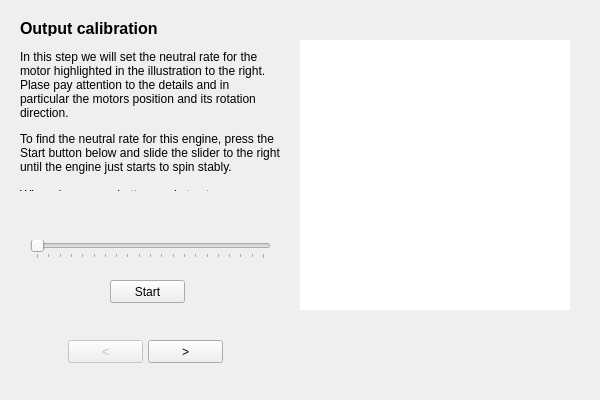
The window that ground/openpilotgcs/src/plugins/setupwizard/pages/outputcalibrationpage.ui (openpilot/OpenPilot) describes before a commit, drawn with Qt 5.
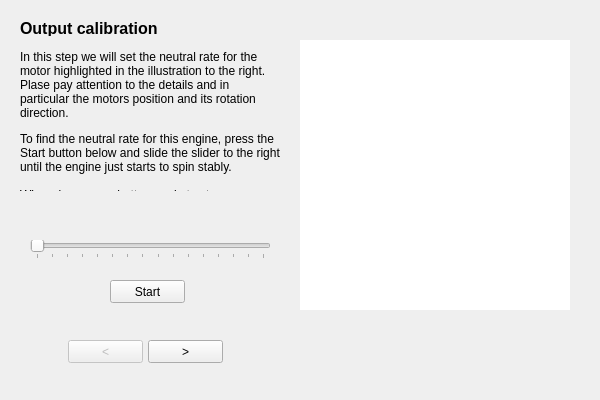
The same window after the commit. The open tabs and pages were chosen to show the change.

What changed in the file:
```diff
--- a/ground/openpilotgcs/src/plugins/setupwizard/pages/outputcalibrationpage.ui
+++ b/ground/openpilotgcs/src/plugins/setupwizard/pages/outputcalibrationpage.ui
@@ -95,7 +95,7 @@
       <number>1000</number>
      </property>
      <property name="maximum">
-      <number>1400</number>
+      <number>1300</number>
      </property>
      <property name="singleStep">
       <number>10</number>
```
Left out of the diff: 10 changed lines with no effect on the pictures.
